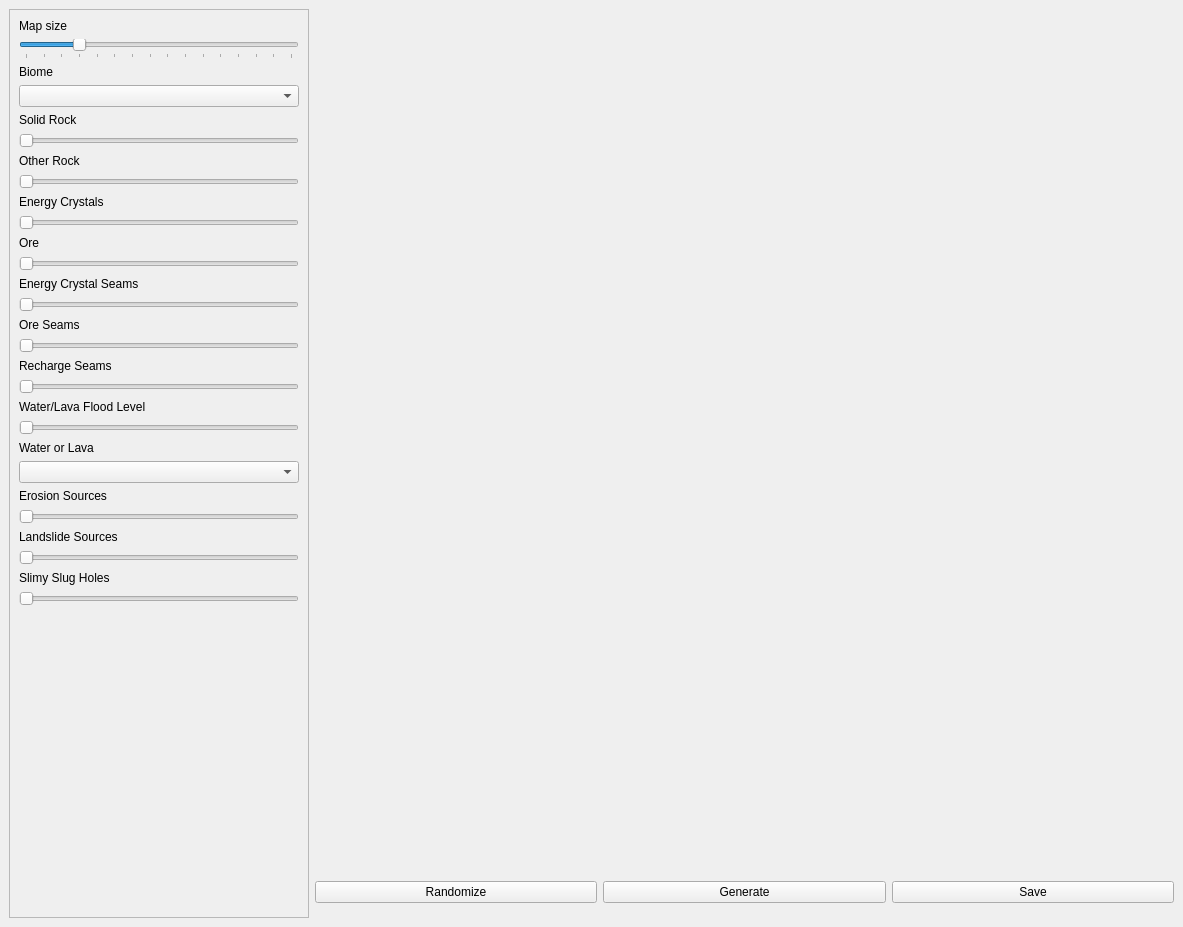
Old version of the form mainwindow.ui in the repository vyldr/map-generator.
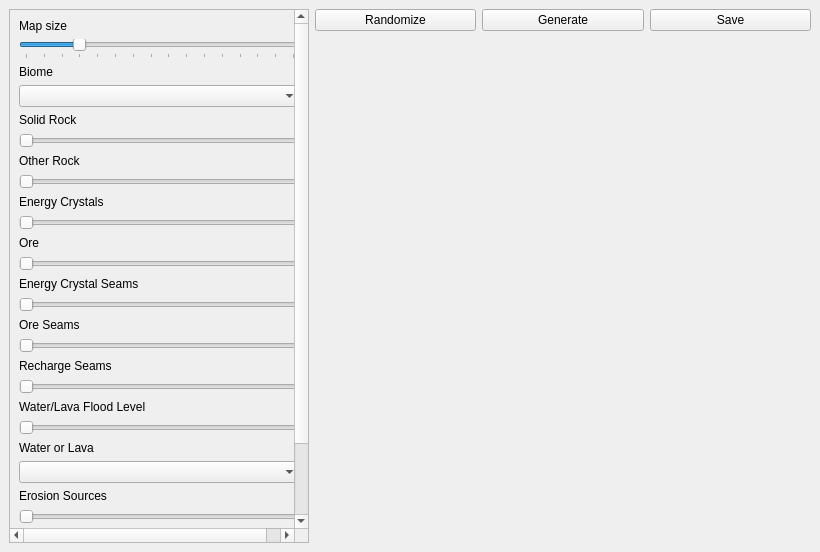
New version of the form.

Commit message: Moved buttons to top, fixed resizing

Diff of the .ui file:
```diff
--- a/mainwindow.ui
+++ b/mainwindow.ui
@@ -6,8 +6,8 @@
    <rect>
     <x>0</x>
     <y>0</y>
-    <width>1183</width>
-    <height>927</height>
+    <width>820</width>
+    <height>552</height>
    </rect>
   </property>
   <property name="windowTitle">
@@ -42,9 +42,9 @@
        <property name="geometry">
         <rect>
          <x>0</x>
-         <y>-81</y>
-         <width>288</width>
-         <height>980</height>
+         <y>0</y>
+         <width>300</width>
+         <height>637</height>
         </rect>
        </property>
        <property name="sizePolicy">
@@ -53,6 +53,18 @@
          <verstretch>0</verstretch>
         </sizepolicy>
        </property>
+       <property name="minimumSize">
+        <size>
+         <width>300</width>
+         <height>0</height>
+        </size>
+       </property>
+       <property name="maximumSize">
+        <size>
+         <width>16777215</width>
+         <height>16777215</height>
+        </size>
+       </property>
        <layout class="QVBoxLayout" name="verticalLayout_2">
         <item>
          <widget class="QLabel" name="map_size_label">
@@ -272,28 +284,41 @@
     </item>
     <item>
      <layout class="QVBoxLayout" name="verticalLayout">
+      <item>
+       <layout class="QHBoxLayout" name="horizontalLayout_2">
+        <item>
+         <widget class="QPushButton" name="randomize_button">
+          <property name="text">
+           <string>Randomize</string>
+          </property>
+         </widget>
+        </item>
+        <item>
+         <widget class="QPushButton" name="generate_button">
+          <property name="text">
+           <string>Generate</string>
+          </property>
+         </widget>
+        </item>
+        <item>
+         <widget class="QPushButton" name="save_button">
+          <property name="text">
+           <string>Save</string>
+          </property>
+         </widget>
+        </item>
+       </layout>
+      </item>
       <item>
        <layout class="QHBoxLayout" name="horizontalLayout_3">
         <item>
          <widget class="QLabel" name="map_preview">
           <property name="sizePolicy">
-           <sizepolicy hsizetype="Fixed" vsizetype="Fixed">
+           <sizepolicy hsizetype="Ignored" vsizetype="Ignored">
             <horstretch>0</horstretch>
             <verstretch>0</verstretch>
            </sizepolicy>
           </property>
-          <property name="minimumSize">
-           <size>
-            <width>840</width>
-            <height>840</height>
-           </size>
-          </property>
-          <property name="maximumSize">
-           <size>
-            <width>840</width>
-            <height>840</height>
-           </size>
-          </property>
           <property name="frameShape">
            <enum>QFrame::NoFrame</enum>
           </property>
@@ -310,31 +335,6 @@
         </item>
        </layout>
       </item>
-      <item>
-       <layout class="QHBoxLayout" name="horizontalLayout_2">
-        <item>
-         <widget class="QPushButton" name="randomize_button">
-          <property name="text">
-           <string>Randomize</string>
-          </property>
-         </widget>
-        </item>
-        <item>
-         <widget class="QPushButton" name="generate_button">
-          <property name="text">
-           <string>Generate</string>
-          </property>
-         </widget>
-        </item>
-        <item>
-         <widget class="QPushButton" name="save_button">
-          <property name="text">
-           <string>Save</string>
-          </property>
-         </widget>
-        </item>
-       </layout>
-      </item>
      </layout>
     </item>
    </layout>
```
The commit also changes 2 other files.
